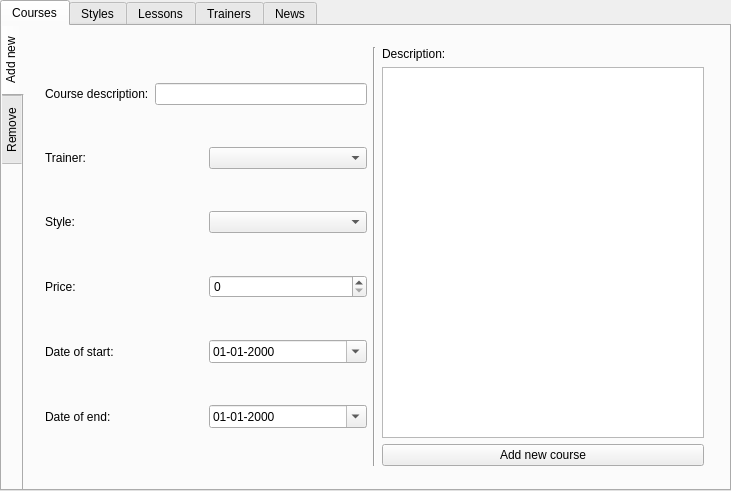
Before: the Qt Designer form desctopApp/DanceSchool/mainwindow.ui in Lord1p/Dance_School, drawn with Qt 5.
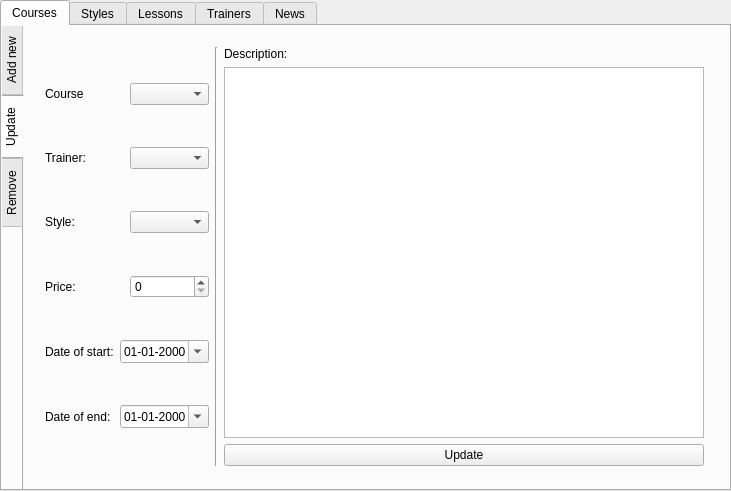
After: the same form once the commit is applied. The open tabs and pages were chosen to show the change.

Diff of the .ui file:
```diff
--- a/desctopApp/DanceSchool/mainwindow.ui
+++ b/desctopApp/DanceSchool/mainwindow.ui
@@ -196,6 +196,157 @@
         </layout>
        </widget>
       </widget>
+      <widget class="QWidget" name="updateCourse">
+       <attribute name="title">
+        <string>Update</string>
+       </attribute>
+       <widget class="QWidget" name="horizontalLayoutWidget_7">
+        <property name="geometry">
+         <rect>
+          <x>10</x>
+          <y>10</y>
+          <width>681</width>
+          <height>441</height>
+         </rect>
+        </property>
+        <layout class="QHBoxLayout" name="horizontalLayout_2">
+         <item>
+          <layout class="QVBoxLayout" name="courseSettingLayout_2">
+           <item>
+            <layout class="QHBoxLayout" name="courseLayout_2">
+             <item>
+              <widget class="QLabel" name="label_9">
+               <property name="text">
+                <string>Course</string>
+               </property>
+              </widget>
+             </item>
+             <item>
+              <widget class="QComboBox" name="courseTrainer_3"/>
+             </item>
+            </layout>
+           </item>
+           <item>
+            <layout class="QHBoxLayout" name="trainerLayout_2">
+             <item>
+              <widget class="QLabel" name="label_10">
+               <property name="text">
+                <string>Trainer:</string>
+               </property>
+              </widget>
+             </item>
+             <item>
+              <widget class="QComboBox" name="courseTrainer_2"/>
+             </item>
+            </layout>
+           </item>
+           <item>
+            <layout class="QHBoxLayout" name="styleLayout_2">
+             <item>
+              <widget class="QLabel" name="label_11">
+               <property name="text">
+                <string>Style:</string>
+               </property>
+              </widget>
+             </item>
+             <item>
+              <widget class="QComboBox" name="courseStyle_2"/>
+             </item>
+            </layout>
+           </item>
+           <item>
+            <layout class="QHBoxLayout" name="priceLayout_2">
+             <item>
+              <widget class="QLabel" name="label_12">
+               <property name="text">
+                <string>Price:</string>
+               </property>
+              </widget>
+             </item>
+             <item>
+              <widget class="QSpinBox" name="price_2">
+               <property name="maximum">
+                <number>9999999</number>
+               </property>
+              </widget>
+             </item>
+            </layout>
+           </item>
+           <item>
+            <layout class="QHBoxLayout" name="startDateLayout_2">
+             <item>
+              <widget class="QLabel" name="label_13">
+               <property name="text">
+                <string>Date of start:</string>
+               </property>
+              </widget>
+             </item>
+             <item>
+              <widget class="QDateEdit" name="startDate_2">
+               <property name="displayFormat">
+                <string>MM-dd-yyyy</string>
+               </property>
+               <property name="calendarPopup">
+                <bool>true</bool>
+               </property>
+              </widget>
+             </item>
+            </layout>
+           </item>
+           <item>
+            <layout class="QHBoxLayout" name="endDateLayout_2">
+             <item>
+              <widget class="QLabel" name="label_14">
+               <property name="text">
+                <string>Date of end:</string>
+               </property>
+              </widget>
+             </item>
+             <item>
+              <widget class="QDateEdit" name="endDate_2">
+               <property name="displayFormat">
+                <string>MM-dd-yyyy</string>
+               </property>
+               <property name="calendarPopup">
+                <bool>true</bool>
+               </property>
+              </widget>
+             </item>
+            </layout>
+           </item>
+          </layout>
+         </item>
+         <item>
+          <widget class="Line" name="line_2">
+           <property name="orientation">
+            <enum>Qt::Vertical</enum>
+           </property>
+          </widget>
+         </item>
+         <item>
+          <layout class="QVBoxLayout" name="descriptionLayout_2">
+           <item>
+            <widget class="QLabel" name="label_15">
+             <property name="text">
+              <string>Description:</string>
+             </property>
+            </widget>
+           </item>
+           <item>
+            <widget class="QPlainTextEdit" name="description_2"/>
+           </item>
+           <item>
+            <widget class="QPushButton" name="addCourse_3">
+             <property name="text">
+              <string>Update</string>
+             </property>
+            </widget>
+           </item>
+          </layout>
+         </item>
+        </layout>
+       </widget>
+      </widget>
       <widget class="QWidget" name="removeCourse">
        <attribute name="title">
         <string>Remove</string>
```
Left out of the diff: 33 changed lines with no effect on the pictures.
